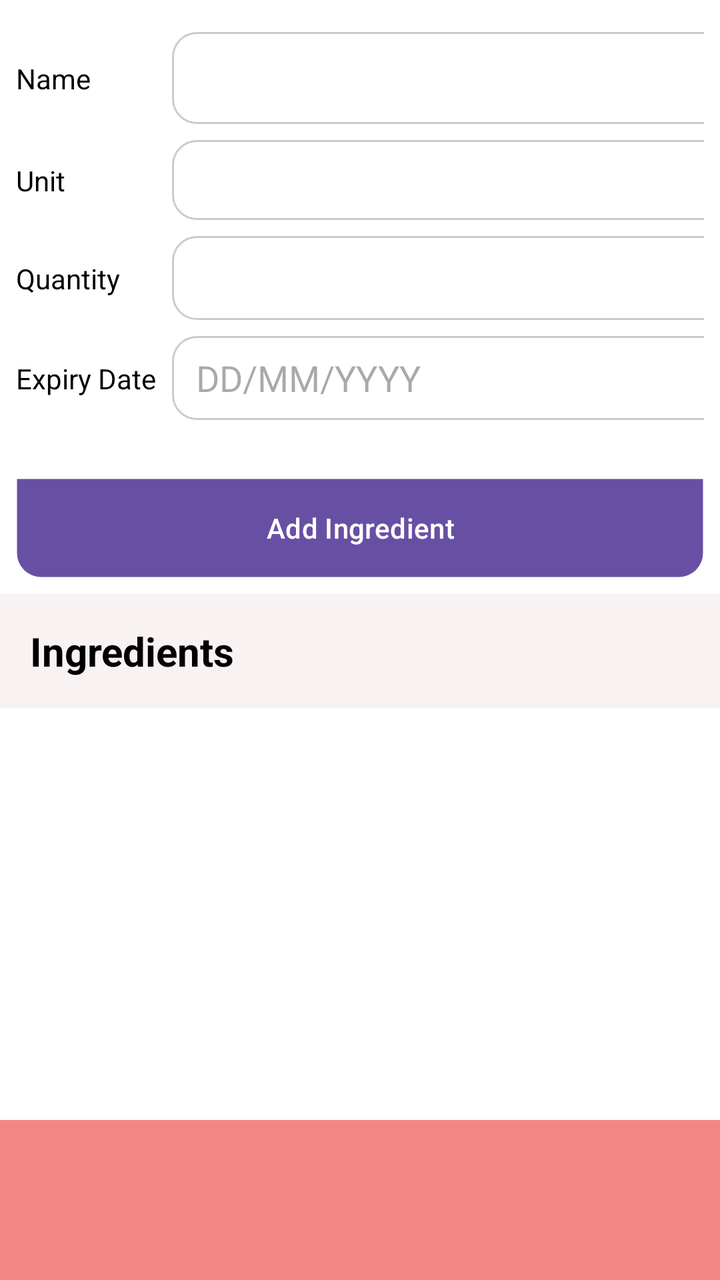
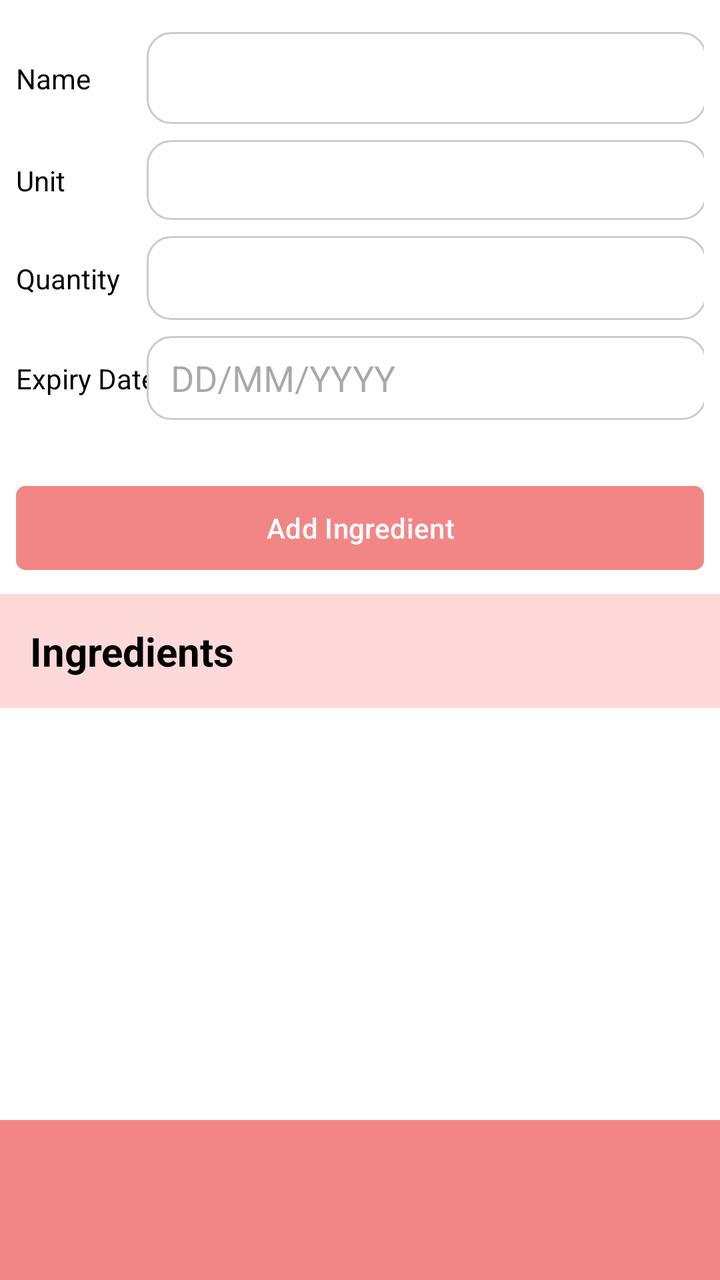

Two renders of the same Android screen: before a commit and after it. Below are the layout's source before the change and the commit's diff.
<!-- AndroidManifest.xml: application theme Theme.SmartPantry -->
<!-- res/layout/activity_pantry_management.xml -->
<?xml version="1.0" encoding="utf-8"?>
<androidx.constraintlayout.widget.ConstraintLayout xmlns:android="http://schemas.android.com/apk/res/android"
    xmlns:app="http://schemas.android.com/apk/res-auto"
    xmlns:tools="http://schemas.android.com/tools"
    android:id="@+id/main"
    android:layout_width="match_parent"
    android:layout_height="match_parent"
    android:background="@color/white"
    android:fitsSystemWindows="true"
    android:focusable="true"
    android:focusableInTouchMode="true"
    tools:context=".PantryManagement">

    <androidx.constraintlayout.widget.ConstraintLayout
        android:id="@+id/linearLayout2"
        android:layout_width="match_parent"
        android:layout_height="wrap_content"
        android:background="@drawable/round_edge_no_color"
        android:padding="8dp"
        app:layout_constraintEnd_toEndOf="parent"
        app:layout_constraintHorizontal_bias="0.0"
        app:layout_constraintStart_toStartOf="parent"
        app:layout_constraintTop_toTopOf="parent">

        <EditText
            android:id="@+id/nameTxt"
            android:layout_width="280dp"
            android:layout_height="46dp"
            android:layout_marginTop="8dp"
            android:background="@drawable/round_edge"
            android:ems="10"
            android:inputType="text"
            android:textColor="#000000"
            android:textColorHighlight="#AF5555"
            app:layout_constraintEnd_toEndOf="@+id/unitsTxt"
            app:layout_constraintStart_toStartOf="@+id/unitsTxt"
            app:layout_constraintTop_toTopOf="parent" />

        <EditText
            android:id="@+id/unitsTxt"
            android:layout_width="280dp"
            android:layout_height="40dp"
            android:layout_marginStart="100dp"
            android:layout_marginTop="8dp"
            android:layout_marginEnd="8dp"
            android:background="@drawable/round_edge"
            android:ems="10"
            android:inputType="text"
            android:textColor="#000000"
            app:layout_constraintEnd_toEndOf="parent"
            app:layout_constraintStart_toStartOf="parent"
            app:layout_constraintTop_toBottomOf="@+id/nameTxt" />

        <TextView
            android:id="@+id/textView3"
            android:layout_width="wrap_content"
            android:layout_height="wrap_content"
            android:text="Unit"

            android:textColor="#000000"
            android:textSize="14sp"
            app:layout_constraintBottom_toBottomOf="@+id/unitsTxt"
            app:layout_constraintStart_toStartOf="@+id/textView4"
            app:layout_constraintTop_toTopOf="@+id/unitsTxt" />

        <EditText
            android:id="@+id/quantityTxt"
            android:layout_width="280dp"
            android:layout_height="42dp"
            android:layout_marginTop="8dp"
            android:background="@drawable/round_edge"
            android:ems="10"
            android:inputType="number"
            android:textColor="#000000"
            app:layout_constraintStart_toStartOf="@+id/unitsTxt"
            app:layout_constraintTop_toBottomOf="@+id/unitsTxt" />

        <TextView
            android:id="@+id/textView4"
            android:layout_width="wrap_content"
            android:layout_height="wrap_content"
            android:text="Expiry Date"
            android:textColor="#000000"
            android:textSize="14sp"
            app:layout_constraintBottom_toBottomOf="@+id/expiryDate"
            app:layout_constraintStart_toStartOf="parent"
            app:layout_constraintTop_toTopOf="@+id/expiryDate" />

        <EditText
            android:id="@+id/expiryDate"
            android:layout_width="280dp"
            android:layout_height="42dp"
            android:layout_marginTop="8dp"
            android:background="@drawable/round_edge"
            android:ems="10"
            android:hint="DD/MM/YYYY"
            android:inputType="date|text"
            android:textColor="#000000"
            app:layout_constraintStart_toStartOf="@+id/quantityTxt"
            app:layout_constraintTop_toBottomOf="@+id/quantityTxt" />

        <Button
            android:id="@+id/addIngredientButton"
            android:layout_width="0dp"
            android:layout_height="50dp"
            android:layout_marginTop="8dp"
            android:background="@drawable/round_edge_button"
            android:text="@string/add_ingredient"
            app:layout_constraintEnd_toEndOf="parent"
            app:layout_constraintStart_toStartOf="parent"
            app:layout_constraintTop_toBottomOf="@+id/message" />

        <TextView
            android:id="@+id/textView5"
            android:layout_width="wrap_content"
            android:layout_height="wrap_content"
            android:text="Quantity"
            android:textColor="#000000"
            android:textSize="14sp"
            app:layout_constraintBottom_toBottomOf="@+id/quantityTxt"
            app:layout_constraintStart_toStartOf="parent"
            app:layout_constraintTop_toTopOf="@+id/quantityTxt" />

        <TextView
            android:id="@+id/textView"
            android:layout_width="wrap_content"
            android:layout_height="wrap_content"
            android:text="Name"
            android:textColor="#000000"
            android:textSize="14sp"
            app:layout_constraintBottom_toBottomOf="@+id/nameTxt"
            app:layout_constraintStart_toStartOf="@+id/textView3"
            app:layout_constraintTop_toTopOf="@+id/nameTxt" />

        <TextView
            android:id="@+id/message"
            android:layout_width="wrap_content"
            android:layout_height="wrap_content"
            android:layout_marginTop="2dp"
            android:text="TextView"
            android:textColor="#C31717"
            android:visibility="invisible"
            app:layout_constraintEnd_toEndOf="parent"
            app:layout_constraintHorizontal_bias="0.0"
            app:layout_constraintStart_toStartOf="@+id/expiryDate"
            app:layout_constraintTop_toBottomOf="@+id/expiryDate" />


    </androidx.constraintlayout.widget.ConstraintLayout>

    <TextView
        android:id="@+id/textView2"
        android:layout_width="0dp"
        android:layout_height="wrap_content"
        android:background="#F8F2F2"
        android:padding="15dp"
        android:text="Ingredients"
        android:textAlignment="viewStart"
        android:textColor="#000000"
        android:textSize="20sp"
        android:textStyle="bold"
        app:layout_constraintEnd_toEndOf="parent"
        app:layout_constraintStart_toStartOf="parent"
        app:layout_constraintTop_toBottomOf="@id/linearLayout2" />

    <androidx.recyclerview.widget.RecyclerView
        android:id="@+id/recyclerView"
        android:layout_width="0dp"
        android:layout_height="0dp"
        android:background="#FFFFFF"

        app:layout_constraintBottom_toTopOf="@id/bottomNav"
        app:layout_constraintEnd_toEndOf="parent"
        app:layout_constraintHorizontal_bias="1.0"
        app:layout_constraintStart_toStartOf="parent"
        app:layout_constraintTop_toBottomOf="@id/textView2"
        app:layout_constraintVertical_bias="0.0" />


    <com.google.android.material.bottomnavigation.BottomNavigationView
        android:id="@+id/bottomNav"
        android:layout_width="0dp"
        android:layout_height="80dp"
        android:background="#F28686"
        android:elevation="12dp"
        app:itemTextColor="@color/white"
        app:labelVisibilityMode="labeled"
        app:layout_constraintBottom_toBottomOf="parent"
        app:layout_constraintEnd_toEndOf="parent"
        app:layout_constraintStart_toStartOf="parent" />

</androidx.constraintlayout.widget.ConstraintLayout>
<!-- resources referenced by this layout -->
<resources>
  <color name="white">#FFFFFFFF</color>
  <!-- drawable round_edge (drawable) -->
  <?xml version="1.0" encoding="utf-8"?>
  <shape xmlns:android="http://schemas.android.com/apk/res/android"
      android:shape="rectangle">
  
      <solid android:color="@android:color/white"/>
  
      <corners android:radius="12dp"/>
  
      <stroke
          android:width="1dp"
          android:color="#CCCCCC"/>
  
      <padding
          android:left="12dp"
          android:right="12dp"
          android:top="8dp"
          android:bottom="8dp"/>
  
  </shape>
  <!-- drawable round_edge_button (drawable) -->
  <?xml version="1.0" encoding="utf-8"?>
  <shape xmlns:android="http://schemas.android.com/apk/res/android"
      android:shape="rectangle">
  
      <solid  android:color="#F28686"/>
  
      <corners
          android:topLeftRadius="0dp"
          android:topRightRadius="0dp"
          android:bottomLeftRadius="12dp"
          android:bottomRightRadius="12dp"
  
          />
  
      <stroke
          android:width="1dp"
          android:color="@android:color/transparent"/>
  
      <padding
          android:left="12dp"
          android:right="12dp"
          android:top="8dp"
          android:bottom="8dp"/>
  
  </shape>
  <!-- drawable round_edge_no_color (drawable) -->
  <?xml version="1.0" encoding="utf-8"?>
  <shape xmlns:android="http://schemas.android.com/apk/res/android"
      android:shape="rectangle">
  
      <solid  android:color="@android:color/white"/>
  
      <corners
          android:topLeftRadius="0dp"
          android:topRightRadius="0dp"
          android:bottomLeftRadius="12dp"
          android:bottomRightRadius="12dp"
  
          />
  
      <stroke
          android:width="1dp"
          android:color="@android:color/transparent"/>
  
      <padding
          android:left="12dp"
          android:right="12dp"
          android:top="8dp"
          android:bottom="8dp"/>
  
  </shape>
  <string name="add_ingredient">Add Ingredient</string>
  <style name="Theme.SmartPantry" parent="Base.Theme.SmartPantry" />
  <style name="Base.Theme.SmartPantry" parent="Theme.Material3.DayNight.NoActionBar">
          
          
      </style>
</resources>

<!-- the commit's change to res/layout/activity_pantry_management.xml (unified diff, before → after) -->
@@ -15,10 +15,9 @@
         android:id="@+id/linearLayout2"
         android:layout_width="match_parent"
         android:layout_height="wrap_content"
-        android:background="@drawable/round_edge_no_color"
         android:padding="8dp"
         app:layout_constraintEnd_toEndOf="parent"
-        app:layout_constraintHorizontal_bias="0.0"
+        app:layout_constraintHorizontal_bias="1.0"
         app:layout_constraintStart_toStartOf="parent"
         app:layout_constraintTop_toTopOf="parent">
 
@@ -40,7 +39,7 @@
             android:id="@+id/unitsTxt"
             android:layout_width="280dp"
             android:layout_height="40dp"
-            android:layout_marginStart="100dp"
+            android:layout_marginStart="50dp"
             android:layout_marginTop="8dp"
             android:layout_marginEnd="8dp"
             android:background="@drawable/round_edge"
@@ -48,7 +47,7 @@
             android:inputType="text"
             android:textColor="#000000"
             app:layout_constraintEnd_toEndOf="parent"
-            app:layout_constraintStart_toStartOf="parent"
+            app:layout_constraintStart_toEndOf="@+id/textView3"
             app:layout_constraintTop_toBottomOf="@+id/nameTxt" />
 
         <TextView
@@ -72,6 +71,7 @@
             android:ems="10"
             android:inputType="number"
             android:textColor="#000000"
+            app:layout_constraintEnd_toEndOf="@+id/unitsTxt"
             app:layout_constraintStart_toStartOf="@+id/unitsTxt"
             app:layout_constraintTop_toBottomOf="@+id/unitsTxt" />
 
@@ -96,6 +96,7 @@
             android:hint="DD/MM/YYYY"
             android:inputType="date|text"
             android:textColor="#000000"
+            app:layout_constraintEnd_toEndOf="@+id/quantityTxt"
             app:layout_constraintStart_toStartOf="@+id/quantityTxt"
             app:layout_constraintTop_toBottomOf="@+id/quantityTxt" />
 
@@ -104,8 +105,12 @@
             android:layout_width="0dp"
             android:layout_height="50dp"
             android:layout_marginTop="8dp"
-            android:background="@drawable/round_edge_button"
+
+            android:backgroundTint="#F28686"
             android:text="@string/add_ingredient"
+            android:textColor="#FFFFFF"
+            android:textColorLink="#F28686"
+            app:cornerRadius="5dp"
             app:layout_constraintEnd_toEndOf="parent"
             app:layout_constraintStart_toStartOf="parent"
             app:layout_constraintTop_toBottomOf="@+id/message" />
@@ -140,7 +145,7 @@
             android:text="TextView"
             android:textColor="#C31717"
             android:visibility="invisible"
-            app:layout_constraintEnd_toEndOf="parent"
+            app:layout_constraintEnd_toEndOf="@+id/expiryDate"
             app:layout_constraintHorizontal_bias="0.0"
             app:layout_constraintStart_toStartOf="@+id/expiryDate"
             app:layout_constraintTop_toBottomOf="@+id/expiryDate" />
@@ -152,7 +157,7 @@
         android:id="@+id/textView2"
         android:layout_width="0dp"
         android:layout_height="wrap_content"
-        android:background="#F8F2F2"
+        android:background="#FFD9D9"
         android:padding="15dp"
         android:text="Ingredients"
         android:textAlignment="viewStart"
<!-- resource entries referenced after the edit -->
@@ -21,58 +21,6 @@
           android:bottom="8dp"/>
   
   </shape>
-  <!-- drawable round_edge_button (drawable) -->
-  <?xml version="1.0" encoding="utf-8"?>
-  <shape xmlns:android="http://schemas.android.com/apk/res/android"
-      android:shape="rectangle">
-  
-      <solid  android:color="#F28686"/>
-  
-      <corners
-          android:topLeftRadius="0dp"
-          android:topRightRadius="0dp"
-          android:bottomLeftRadius="12dp"
-          android:bottomRightRadius="12dp"
-  
-          />
-  
-      <stroke
-          android:width="1dp"
-          android:color="@android:color/transparent"/>
-  
-      <padding
-          android:left="12dp"
-          android:right="12dp"
-          android:top="8dp"
-          android:bottom="8dp"/>
-  
-  </shape>
-  <!-- drawable round_edge_no_color (drawable) -->
-  <?xml version="1.0" encoding="utf-8"?>
-  <shape xmlns:android="http://schemas.android.com/apk/res/android"
-      android:shape="rectangle">
-  
-      <solid  android:color="@android:color/white"/>
-  
-      <corners
-          android:topLeftRadius="0dp"
-          android:topRightRadius="0dp"
-          android:bottomLeftRadius="12dp"
-          android:bottomRightRadius="12dp"
-  
-          />
-  
-      <stroke
-          android:width="1dp"
-          android:color="@android:color/transparent"/>
-  
-      <padding
-          android:left="12dp"
-          android:right="12dp"
-          android:top="8dp"
-          android:bottom="8dp"/>
-  
-  </shape>
   <string name="add_ingredient">Add Ingredient</string>
   <style name="Theme.SmartPantry" parent="Base.Theme.SmartPantry" />
   <style name="Base.Theme.SmartPantry" parent="Theme.Material3.DayNight.NoActionBar">
